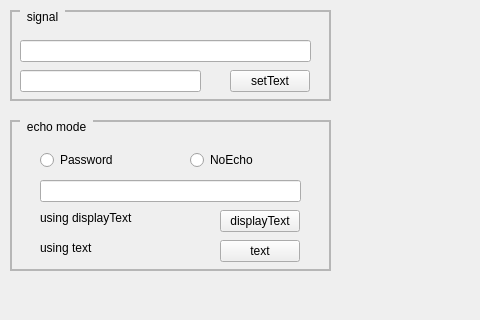
clap-min99/sys_semicon, file code_expert/Qt_PyQt_Lab/practice_qt/EX02-11_QLineEdit/QLineEdit/mainwindow.ui: the form before one commit; both pictures show x 0 to 480 and y 0 to 320 of the 800 by 600 pixel window.
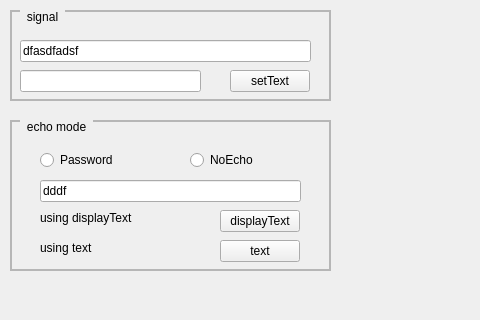
The form after the commit.

```diff
--- a/code_expert/Qt_PyQt_Lab/practice_qt/EX02-11_QLineEdit/QLineEdit/mainwindow.ui
+++ b/code_expert/Qt_PyQt_Lab/practice_qt/EX02-11_QLineEdit/QLineEdit/mainwindow.ui
@@ -47,6 +47,9 @@
        <height>22</height>
       </rect>
      </property>
+     <property name="text">
+      <string>dfasdfadsf</string>
+     </property>
     </widget>
     <widget class="QLineEdit" name="lineSet">
      <property name="geometry">
@@ -119,6 +122,9 @@
        <height>22</height>
       </rect>
      </property>
+     <property name="text">
+      <string>dddf</string>
+     </property>
     </widget>
     <widget class="QPushButton" name="btmDisplayText">
      <property name="geometry">
```
Left out of the diff: 2 changed lines with no effect on the pictures.
